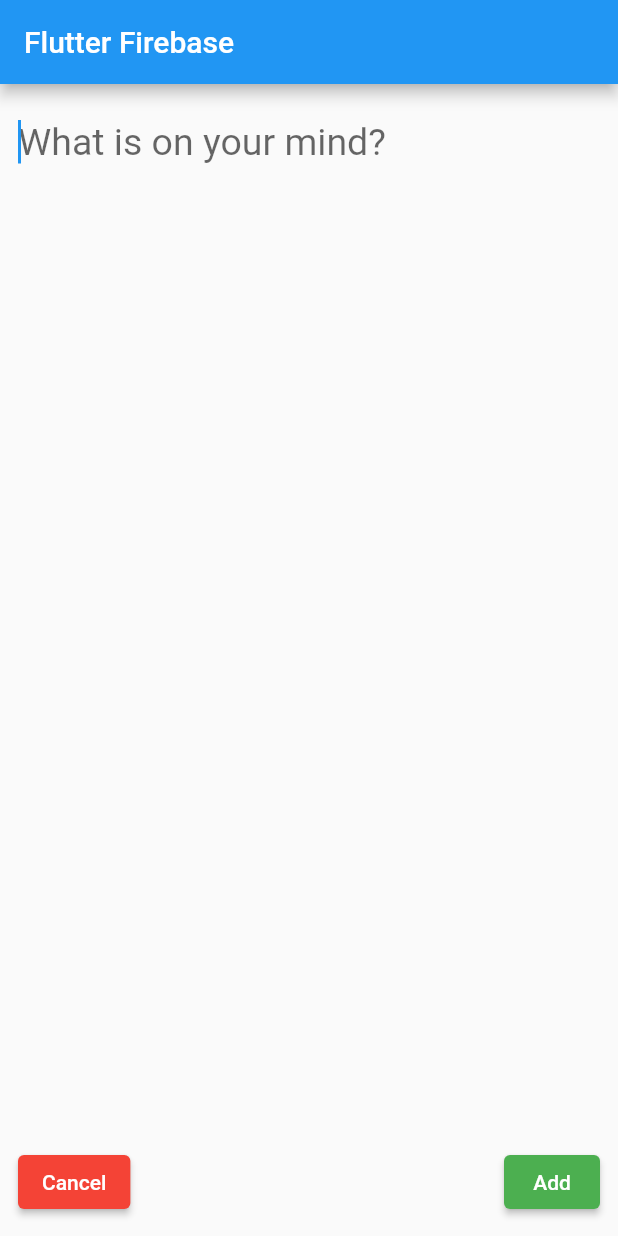
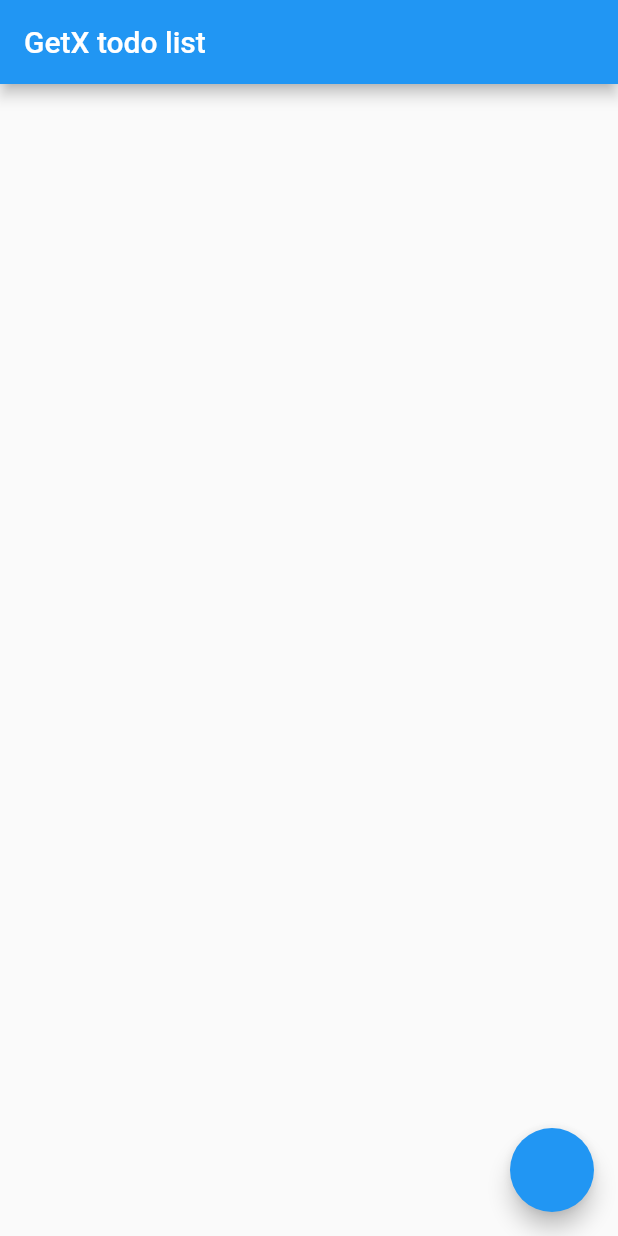
Before and after one commit to bihim/firebase_getx, a Flutter app: the screen it shows after launch, on a phone screen of 412 x 824 dp. Run offline on Flutter 3.47's test engine with Material 2 defaults, Android fonts, the phone set to English and light mode, and no system bars; our stand-ins replace get.

Commit message:
Added something

```diff
--- a/lib/main.dart
+++ b/lib/main.dart
@@ -1,3 +1,4 @@
+import 'package:firebase_getx/screens/HomeScreen.dart';
 import 'package:firebase_getx/screens/TodoScreen.dart';
 import 'package:flutter/material.dart';
 import 'package:get/get_navigation/get_navigation.dart';
@@ -15,7 +16,7 @@ class MyApp extends StatelessWidget {
       theme: ThemeData(
         primarySwatch: Colors.blue,
       ),
-      home: TodoScreen(),
+      home: HomeScreen(),
     );
   }
 }
--- a/lib/screens/HomeScreen.dart
+++ b/lib/screens/HomeScreen.dart
@@ -0,0 +1,46 @@
+import 'package:firebase_getx/controllers/TodoControllers.dart';
+import 'package:flutter/material.dart';
+import 'package:get/get.dart';
+
+class HomeScreen extends StatelessWidget {
+  @override
+  Widget build(BuildContext context) {
+    TodoControllers todoControllers = Get.put(TodoControllers());
+
+    return Scaffold(
+      appBar: AppBar(
+        title: Text("GetX todo list"),
+      ),
+      body: Container(
+        child: Obx(
+          () => ListView.separated(
+              itemBuilder: (context, index) => ListTile(
+                    title: Text(
+                      todoControllers.todos[index].text,
+                      style: (todoControllers.todos[index].done)
+                          ? TextStyle(
+                              color: Colors.red,
+                              decoration: TextDecoration.lineThrough,
+                            )
+                          : TextStyle(
+                              color:
+                                  Theme.of(context).textTheme.bodyText1!.color),
+                    ),
+                    onTap: () {},
+                    trailing: Checkbox(
+                      value: todoControllers.todos[index].done,
+                      onChanged: (v) {
+                        var changed = todoControllers.todos[index];
+                        changed.done = v!;
+                        todoControllers.todos[index] = changed;
+                      },
+                    ),
+                  ),
+              separatorBuilder: (_, __) => Divider(),
+              itemCount: todoControllers.todos.length),
+        ),
+      ),
+      floatingActionButton: FloatingActionButton(),
+    );
+  }
+}
```
